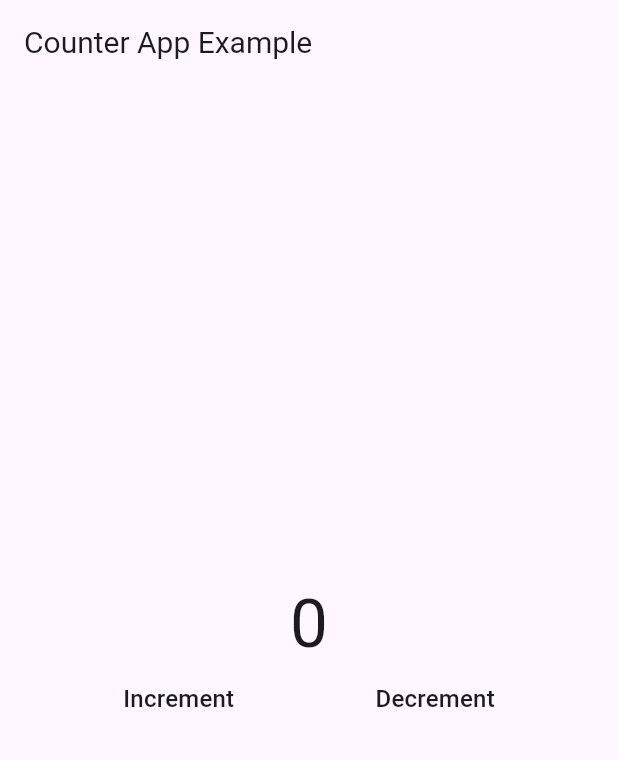
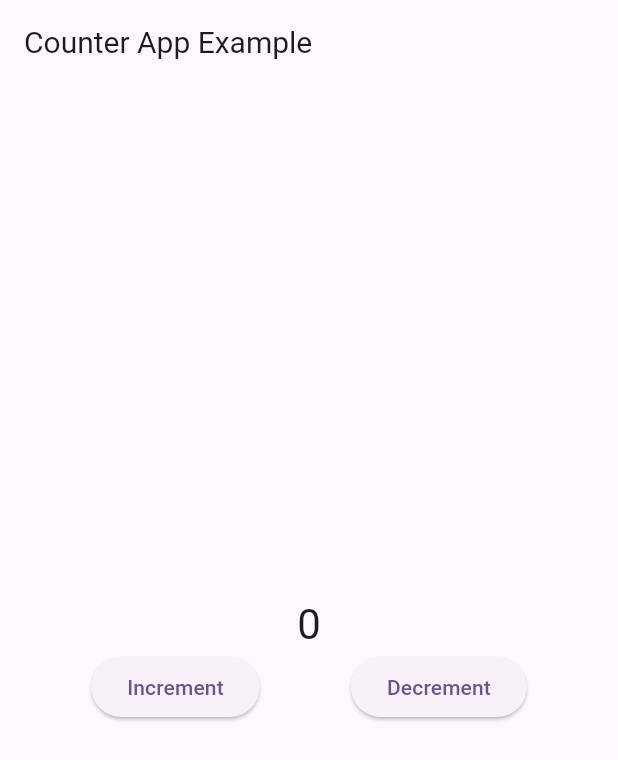
Before and after one commit to md-khadimul-islam/Bloc-State-Management, a Flutter app: the screen it shows after launch, on a phone screen of 412 x 824 dp. Shown: the top 760 px of the screen. Run offline on Flutter 3.47's test engine with Material 3 defaults, Android fonts, the phone set to English and light mode, and no system bars; our stand-ins replace bloc, equatable, flutter_bloc.

Commit message:
error not solving

```diff
--- a/lib/ui/counter_screen.dart
+++ b/lib/ui/counter_screen.dart
@@ -29,30 +29,24 @@ class _CounterScreenState extends State<CounterScreen> {
               builder: (context, state) {
                 return Text(
                   state.counter.toString(),
-                  style: Theme.of(context).textTheme.displayMedium,
+                  style: Theme.of(context).textTheme.headline4,
                 );
               },
             ),
             Row(
               mainAxisAlignment: MainAxisAlignment.spaceEvenly,
               children: [
-                TextButton(
+                ElevatedButton(
                   onPressed: () {
                     context.read<CounterBloc>().add(IncrementCounter());
                   },
-                  child: Text(
-                    'Increment',
-                    style: Theme.of(context).textTheme.titleMedium,
-                  ),
+                  child: const Text('Increment'),
                 ),
-                TextButton(
+                ElevatedButton(
                   onPressed: () {
                     context.read<CounterBloc>().add(DecrementCounter());
                   },
-                  child: Text(
-                    'Decrement',
-                    style: Theme.of(context).textTheme.titleMedium,
-                  ),
+                  child: const Text('Decrement'),
                 ),
               ],
             ),
```
